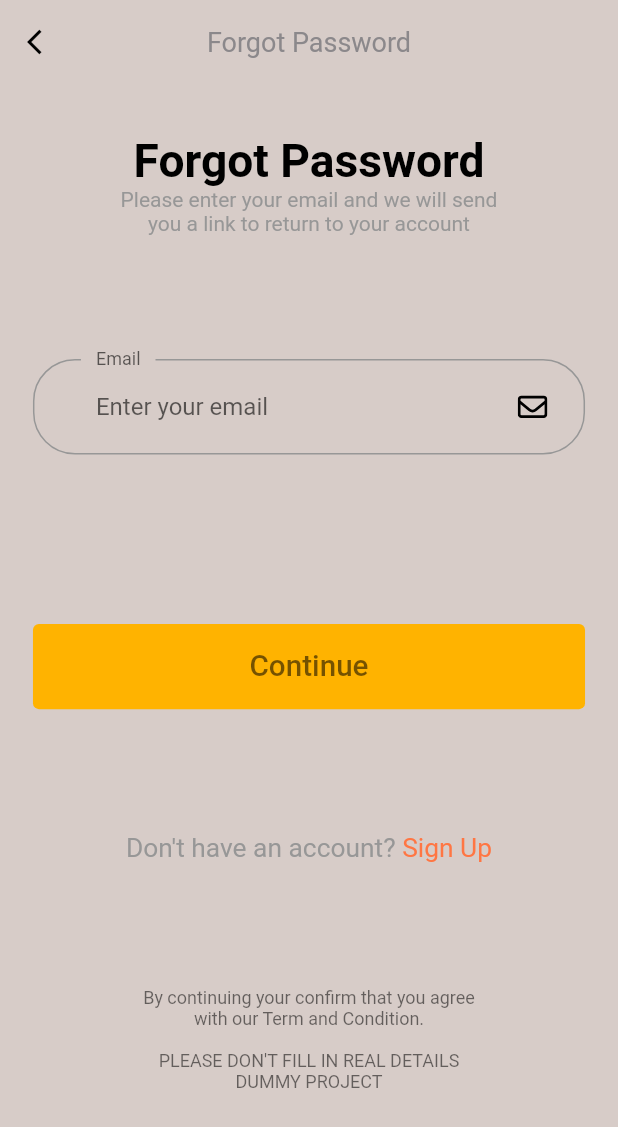
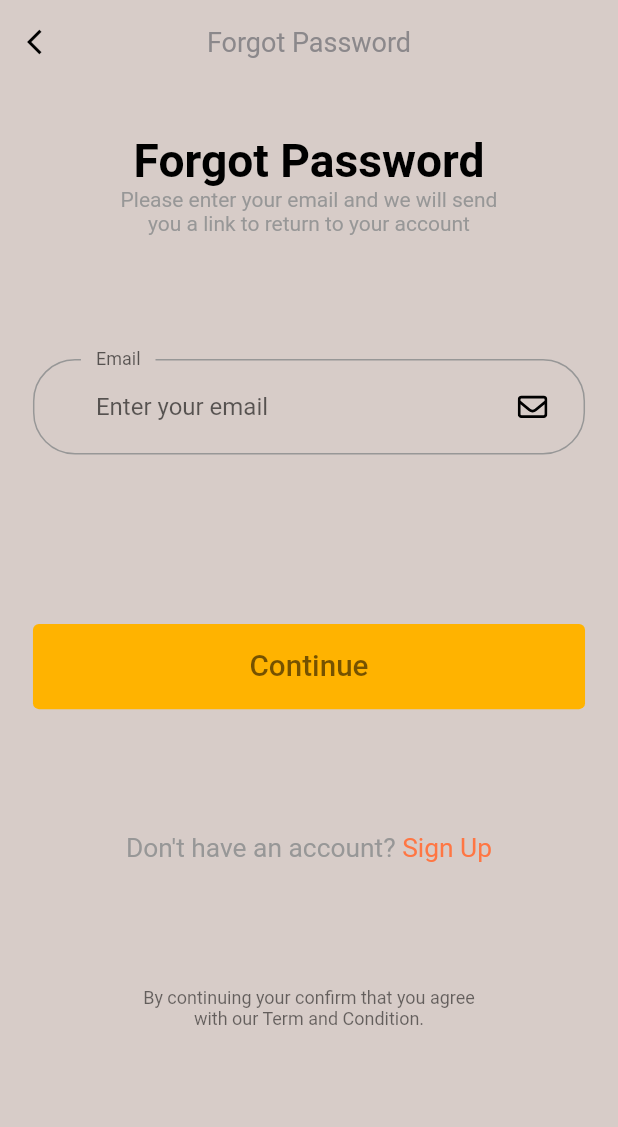
Before and after one commit to Richaljuliansyah/fp3-eccomers, a Flutter app: the ForgotPasswordScreen screen opened by its route, on a phone screen of 412 x 824 dp. Shown: the top 1127 px of the screen. Run offline on Flutter 3.47's test engine with Material 2 defaults, Android fonts, the phone set to English and light mode, and no system bars; our stand-ins replace flutter_svg, google_fonts, grouped_list, shared_preferences; accounts and stored records are empty.

Commit message:
body forgot

```diff
--- a/lib/screens/forgot_password/components/body.dart
+++ b/lib/screens/forgot_password/components/body.dart
@@ -88,8 +88,6 @@ class _ForgotPassFormState extends State<ForgotPassForm> {
             decoration: InputDecoration(
               labelText: "Email",
               hintText: "Enter your email",
-              // if you are using latest version of flutter then label text and hint text shown like this
-              // if you are using flutter less then 1.20.* then maybe this is not working properly
               floatingLabelBehavior: FloatingLabelBehavior.always,
               suffixIcon: CustomSuffixIcon(
                 svgIcon: "assets/icons/envelope-regular.svg",
@@ -112,7 +110,7 @@ class _ForgotPassFormState extends State<ForgotPassForm> {
           SizedBox(height: SizeConfig.screenHeight! * 0.1),
           // Spacer(),
           Text(
-            'By continuing your confirm that you agree \nwith our Term and Condition.\n\nPLEASE DON\'T FILL IN REAL DETAILS\nDUMMY PROJECT',
+            'By continuing your confirm that you agree \nwith our Term and Condition.',
             textAlign: TextAlign.center,
             style: Theme.of(context).textTheme.caption,
           ),
```
